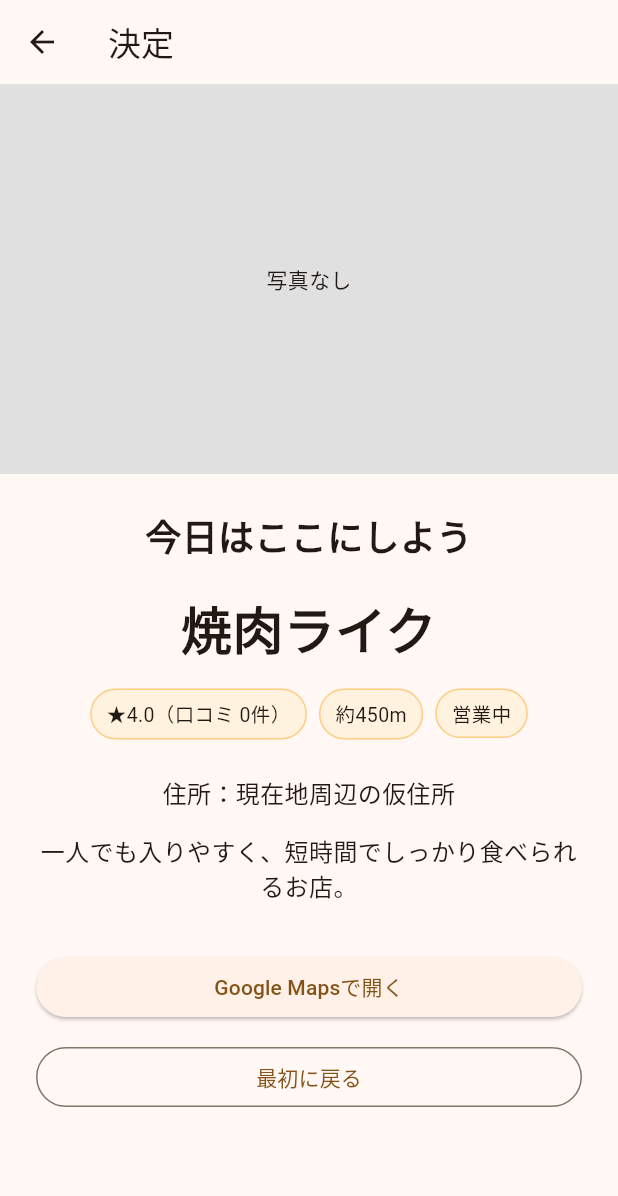
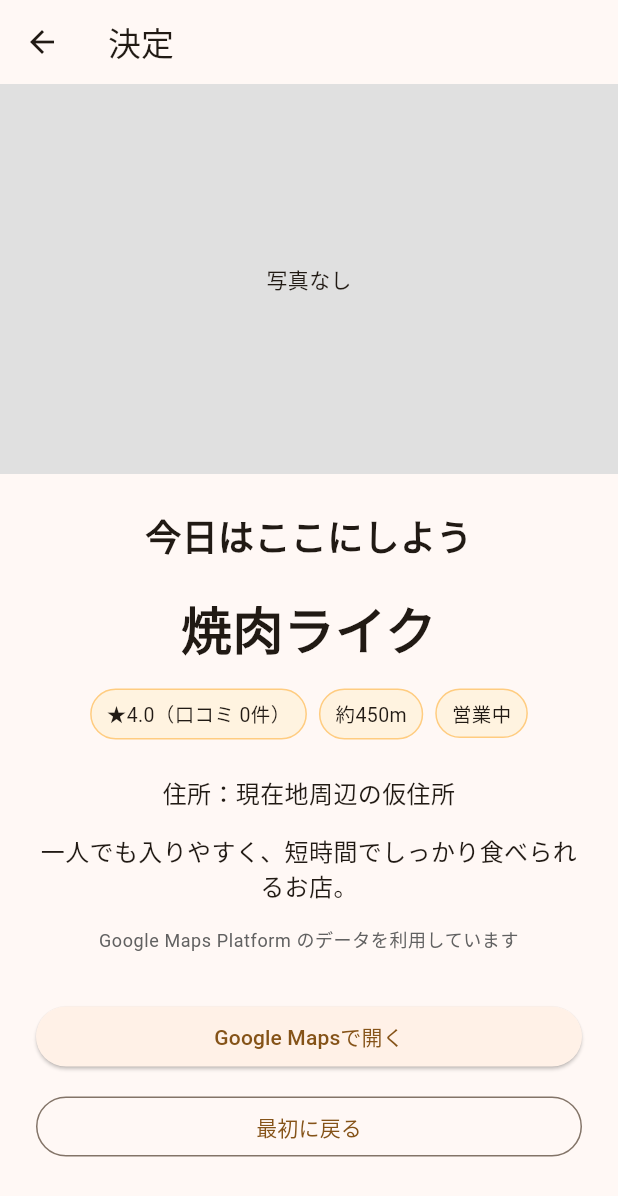
Before and after one commit to Neo-Oi/Swipeat, a Flutter app: the DecisionScreen screen opened directly with sample values from the repository, on a phone screen of 412 x 824 dp. Shown: the top 1196 px of the screen. Run offline on Flutter 3.47's test engine with Material 3 defaults, Android fonts, the phone set to English and light mode, and no system bars; our stand-ins replace cloud_firestore, firebase_auth, firebase_core, geolocator, google_mobile_ads, google_sign_in and 1 more; accounts and stored records are empty.

Commit message:
feat: add Google Places attribution and key guidance

```diff
--- a/lib/screens/decision_screen.dart
+++ b/lib/screens/decision_screen.dart
@@ -2,12 +2,10 @@
 import 'package:url_launcher/url_launcher.dart';
 
 import '../models/restaurant.dart';
+import '../widgets/google_places_attribution.dart';
 
 class DecisionScreen extends StatelessWidget {
-  const DecisionScreen({
-    super.key,
-    required this.restaurant,
-  });
+  const DecisionScreen({super.key, required this.restaurant});
 
   final Restaurant restaurant;
 
@@ -36,13 +34,11 @@
     final openText = restaurant.isOpenNow == true
         ? '営業中'
         : restaurant.isOpenNow == false
-            ? '営業時間外'
-            : '営業情報なし';
+        ? '営業時間外'
+        : '営業情報なし';
 
     return Scaffold(
-      appBar: AppBar(
-        title: const Text('決定'),
-      ),
+      appBar: AppBar(title: const Text('決定')),
       body: SingleChildScrollView(
         child: Column(
           children: [
@@ -76,10 +72,7 @@
                   const Text(
                     '今日はここにしよう',
                     textAlign: TextAlign.center,
-                    style: TextStyle(
-                      fontSize: 24,
-                      fontWeight: FontWeight.bold,
-                    ),
+                    style: TextStyle(fontSize: 24, fontWeight: FontWeight.bold),
                   ),
                   const SizedBox(height: 20),
                   Text(
@@ -113,6 +106,9 @@
                     textAlign: TextAlign.center,
                     style: const TextStyle(fontSize: 16),
                   ),
+                  if (restaurant.googlePlaceId != null &&
+                      restaurant.googlePlaceId!.isNotEmpty)
+                    const GooglePlacesAttribution(),
                   const SizedBox(height: 32),
                   ElevatedButton(
                     onPressed: openGoogleMaps,
@@ -136,9 +132,7 @@
 }
 
 class _InfoChip extends StatelessWidget {
-  const _InfoChip({
-    required this.text,
-  });
+  const _InfoChip({required this.text});
 
   final String text;
 
@@ -151,10 +145,7 @@
         borderRadius: BorderRadius.circular(999),
         border: Border.all(color: Colors.orange.shade200),
       ),
-      child: Text(
-        text,
-        style: const TextStyle(fontSize: 13),
-      ),
+      child: Text(text, style: const TextStyle(fontSize: 13)),
     );
   }
 }
--- a/lib/screens/recommendation_screen.dart
+++ b/lib/screens/recommendation_screen.dart
@@ -8,6 +8,7 @@
 import '../services/location_service.dart';
 import '../utils/distance_calculator.dart';
 import '../widgets/premium_empty_state.dart';
+import '../widgets/google_places_attribution.dart';
 import 'decision_screen.dart';
 
 class RecommendationScreen extends StatefulWidget {
@@ -637,6 +638,9 @@
                                       restaurant.description,
                                       style: const TextStyle(fontSize: 15),
                                     ),
+                                    if (restaurant.googlePlaceId != null &&
+                                        restaurant.googlePlaceId!.isNotEmpty)
+                                      const GooglePlacesAttribution(),
                                   ],
                                 ),
                               ),
--- /dev/null
+++ b/lib/widgets/google_places_attribution.dart
@@ -0,0 +1,30 @@
+import 'package:flutter/material.dart';
+
+/// Google Places の店舗情報を表示する画面に置く帰属表示。
+///
+/// 店名、写真、評価、口コミ件数、住所などの情報が Google Places 由来で
+/// あることを、操作要素と誤認されない控えめな表示で明示する。
+class GooglePlacesAttribution extends StatelessWidget {
+  const GooglePlacesAttribution({super.key});
+
+  @override
+  Widget build(BuildContext context) {
+    final textStyle = Theme.of(
+      context,
+    ).textTheme.bodySmall?.copyWith(color: Colors.grey.shade700);
+
+    return Semantics(
+      label: 'Google Maps Platform のデータを利用しています',
+      container: true,
+      excludeSemantics: true,
+      child: Padding(
+        padding: const EdgeInsets.only(top: 16),
+        child: Text(
+          'Google Maps Platform のデータを利用しています',
+          textAlign: TextAlign.center,
+          style: textStyle,
+        ),
+      ),
+    );
+  }
+}
--- a/pubspec.yaml
+++ b/pubspec.yaml
@@ -68,7 +68,6 @@
   uses-material-design: true
 
   assets:
-    - .env
     - assets/images/swipeat_icon.png
 
   # To add assets to your application, add an assets section, like this:
```
Also changed, not shown: 4 other files.
